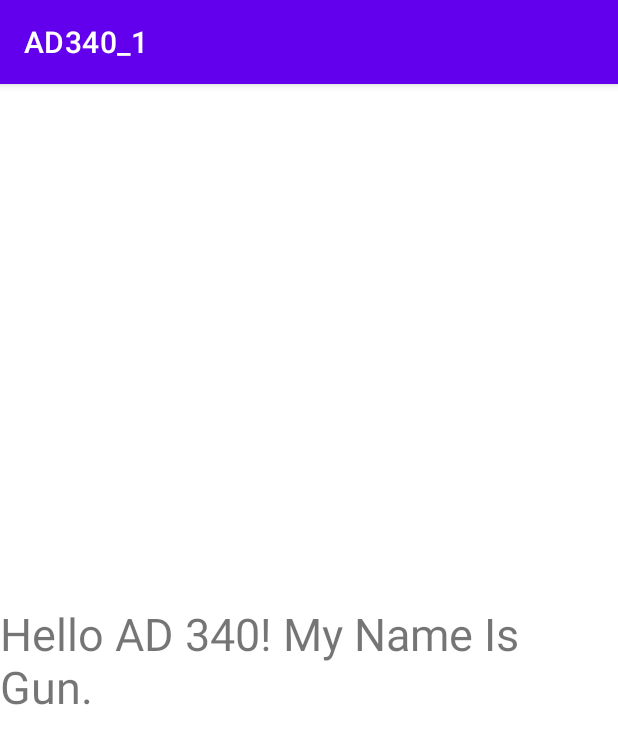
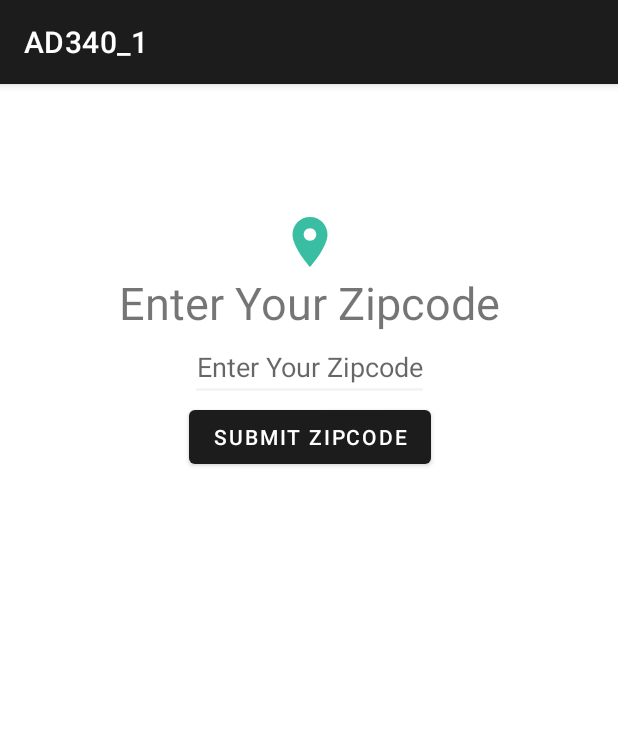
Before and after one commit to Gunkhair5/AD340_1, an Android app: the screen it shows after launch (MainActivity), on a phone screen of 412 x 824 dp. Shown: the top 744 px of the screen. Run offline under Robolectric (Android 15) with nearby library versions, the phone set to English and light mode, and no system bars.

Commit message:
Activity Added

```diff
--- a/app/src/main/java/com/gloriesstudio/AD340_1/MainActivity.kt
+++ b/app/src/main/java/com/gloriesstudio/AD340_1/MainActivity.kt
@@ -2,11 +2,27 @@ package com.gloriesstudio.AD340_1
 
 import androidx.appcompat.app.AppCompatActivity
 import android.os.Bundle
+import android.widget.Button
+import android.widget.EditText
+import android.widget.Toast
 
 class MainActivity : AppCompatActivity() {
     override fun onCreate(savedInstanceState: Bundle?) {
         super.onCreate(savedInstanceState)
         setContentView(R.layout.activity_main)
+
+        val zipcodeEditText: EditText = findViewById(R.id.zipcodeEditText)
+        val enterButton: Button = findViewById(R.id.enterButton)
+
+        enterButton.setOnClickListener {
+            val zipcode: String = zipcodeEditText.text.toString()
+            if(zipcode.length != 5){
+                /*Toast.makeText(this, "Zipcode Invalid", Toast.LENGTH_SHORT).show()*/
+                Toast.makeText(this, R.string.invalid_zipcode, Toast.LENGTH_SHORT).show()
+            }else{
+                Toast.makeText(this, zipcode, Toast.LENGTH_SHORT).show()
+            }
+        }
     }
 
     // region setup methods
--- /dev/null
+++ b/app/src/main/res/drawable/ic_baseline_location_on_24.xml
@@ -0,0 +1,5 @@
+<vector android:height="24dp" android:tint="#39BEA3"
+    android:viewportHeight="24" android:viewportWidth="24"
+    android:width="24dp" xmlns:android="http://schemas.android.com/apk/res/android">
+    <path android:fillColor="@android:color/white" android:pathData="M12,2C8.13,2 5,5.13 5,9c0,5.25 7,13 7,13s7,-7.75 7,-13c0,-3.87 -3.13,-7 -7,-7zM12,11.5c-1.38,0 -2.5,-1.12 -2.5,-2.5s1.12,-2.5 2.5,-2.5 2.5,1.12 2.5,2.5 -1.12,2.5 -2.5,2.5z"/>
+</vector>
--- a/app/src/main/res/layout/activity_main.xml
+++ b/app/src/main/res/layout/activity_main.xml
@@ -1,5 +1,6 @@
 <?xml version="1.0" encoding="utf-8"?>
-<androidx.constraintlayout.widget.ConstraintLayout xmlns:android="http://schemas.android.com/apk/res/android"
+<androidx.constraintlayout.widget.ConstraintLayout
+    xmlns:android="http://schemas.android.com/apk/res/android"
     xmlns:app="http://schemas.android.com/apk/res-auto"
     xmlns:tools="http://schemas.android.com/tools"
     android:layout_width="match_parent"
@@ -7,13 +8,47 @@
     tools:context=".MainActivity">
 
     <TextView
+        android:id="@+id/title"
         android:layout_width="wrap_content"
         android:layout_height="wrap_content"
-        android:text="Hello AD 340! My Name Is Gun."
+        android:text="Enter Your Zipcode"
         android:textSize="@dimen/title_text_height"
-        app:layout_constraintBottom_toBottomOf="parent"
+        app:layout_constraintBottom_toTopOf="@+id/zipcodeEditText"
+        app:layout_constraintEnd_toEndOf="@+id/zipcodeEditText"
+        app:layout_constraintHorizontal_bias="0.507"
         app:layout_constraintLeft_toLeftOf="parent"
         app:layout_constraintRight_toRightOf="parent"
-        app:layout_constraintTop_toTopOf="parent" />
+        app:layout_constraintStart_toStartOf="@+id/zipcodeEditText" />
+
+    <ImageView
+        android:id="@+id/icon"
+        android:layout_width="@dimen/size_icon"
+        android:layout_height="@dimen/size_icon"
+        android:src="@drawable/ic_baseline_location_on_24"
+        app:layout_constraintBottom_toTopOf="@+id/title"
+        app:layout_constraintEnd_toEndOf="@+id/title"
+        app:layout_constraintStart_toStartOf="@+id/title" />
+
+    <EditText
+        android:id="@+id/zipcodeEditText"
+        android:layout_width="wrap_content"
+        android:layout_height="wrap_content"
+        android:inputType="number"
+        android:hint="Enter Your Zipcode"
+        android:textAlignment="center"
+        app:layout_constraintBottom_toBottomOf="parent"
+        app:layout_constraintEnd_toEndOf="parent"
+        app:layout_constraintStart_toStartOf="parent"
+        app:layout_constraintTop_toTopOf="parent"
+        app:layout_constraintVertical_bias="0.23000002" />
+
+    <Button
+        android:id="@+id/enterButton"
+        android:layout_width="wrap_content"
+        android:layout_height="wrap_content"
+        android:text="Submit Zipcode"
+        app:layout_constraintEnd_toEndOf="@+id/zipcodeEditText"
+        app:layout_constraintStart_toStartOf="@+id/zipcodeEditText"
+        app:layout_constraintTop_toBottomOf="@+id/zipcodeEditText" />
 
 </androidx.constraintlayout.widget.ConstraintLayout>
--- a/app/src/main/res/values/colors.xml
+++ b/app/src/main/res/values/colors.xml
@@ -1,10 +1,10 @@
 <?xml version="1.0" encoding="utf-8"?>
 <resources>
-    <color name="purple_200">#FFBB86FC</color>
-    <color name="purple_500">#FF6200EE</color>
-    <color name="purple_700">#FF3700B3</color>
-    <color name="teal_200">#FF03DAC5</color>
-    <color name="teal_700">#FF018786</color>
+    <color name="purple_200">#858585</color>
+    <color name="purple_500">#1C1C1C</color>
+    <color name="purple_700">#5A595C</color>
+    <color name="teal_200">#F4F4F4</color>
+    <color name="teal_700">#8D8E8E</color>
     <color name="black">#FF000000</color>
     <color name="white">#FFFFFFFF</color>
 </resources>
--- a/app/src/main/res/values/dimens.xml
+++ b/app/src/main/res/values/dimens.xml
@@ -1,4 +1,5 @@
 <?xml version="1.0" encoding="utf-8"?>
 <resources>
     <dimen name="title_text_height">30sp</dimen>
+    <dimen name="size_icon">40dp</dimen>
 </resources>
--- a/app/src/main/res/values/strings.xml
+++ b/app/src/main/res/values/strings.xml
@@ -1,3 +1,4 @@
 <resources>
     <string name="app_name">AD340_1</string>
+    <string name="invalid_zipcode">Zipcode nya salah oy!</string>
 </resources>
```
